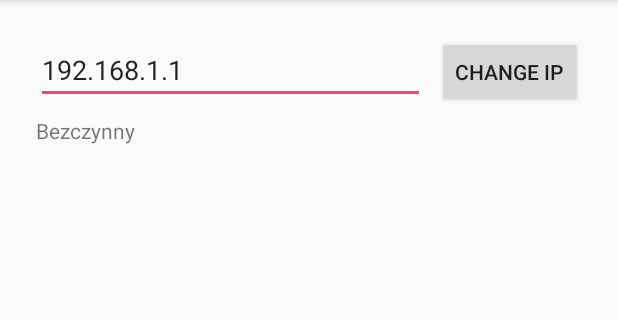
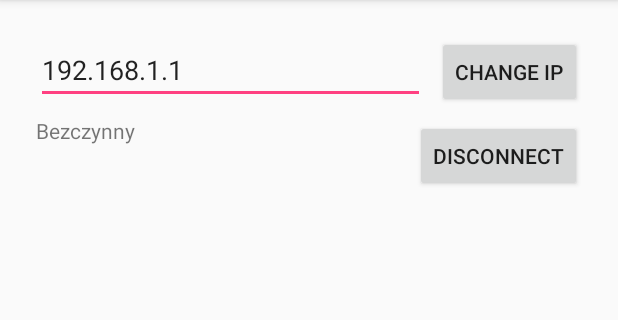
Before and after one commit to jakdor/IOTKettle, an Android app: the screen it shows after launch (MainActivity), on a phone screen of 412 x 824 dp, the part 84-404 px from its top. Run offline under Robolectric (Android 15) with nearby library versions, the phone set to English and light mode, and no system bars; our stand-ins replace Dagger/Hilt's generated code.

Commit message:
add and implemented disconnect button

```diff
--- a/IOTkettle/app/src/main/java/com/jakdor/iotkettle/main/MainActivity.kt
+++ b/IOTkettle/app/src/main/java/com/jakdor/iotkettle/main/MainActivity.kt
@@ -13,6 +13,7 @@ import dagger.android.AndroidInjection
 import javax.inject.Inject
 import android.support.v4.content.LocalBroadcastManager
 import android.app.ActivityManager
+import android.view.View
 
 class MainActivity : AppCompatActivity(), MainContract.MainView {
 
@@ -29,6 +30,7 @@ class MainActivity : AppCompatActivity(), MainContract.MainView {
         preferences = PreferenceManager.getDefaultSharedPreferences(this)
 
         setIpChangedButtonListener()
+        setDisconnectButtonListener()
 
         loadIp()
         presenter.start()
@@ -70,7 +72,7 @@ class MainActivity : AppCompatActivity(), MainContract.MainView {
      * Stop timer displaying elapsed time
      */
     override fun stopTimer() {
-        timerHandler.removeCallbacks(null)
+        timerHandler.removeCallbacks(timerRunnable)
     }
 
     /**
@@ -95,6 +97,13 @@ class MainActivity : AppCompatActivity(), MainContract.MainView {
      */
     override fun setIpChangedButtonListener() {
        changeIpButton.setOnClickListener({ presenter.onIpChanged() })
+    }
+
+    /**
+     * Call [MainPresenter.userDisconnect] on DisconnectButton click
+     */
+    override fun setDisconnectButtonListener() {
+        disconnectButton.setOnClickListener({ presenter.userDisconnect() })
     }
 
     /**
--- a/IOTkettle/app/src/main/java/com/jakdor/iotkettle/main/MainContract.kt
+++ b/IOTkettle/app/src/main/java/com/jakdor/iotkettle/main/MainContract.kt
@@ -9,6 +9,7 @@ interface MainContract {
         fun loadIp()
         fun saveIp(ip: String)
         fun setIpChangedButtonListener()
+        fun setDisconnectButtonListener()
 
         fun startService(ip: String)
         fun changeServiceIp(ip: String)
@@ -31,6 +32,7 @@ interface MainContract {
         fun connected()
         fun connecting()
         fun disconnect()
+        fun userDisconnect()
         fun receive(start: Boolean)
         fun timeCounter()
         fun displayTimer()
--- a/IOTkettle/app/src/main/java/com/jakdor/iotkettle/network/IOTHelper.kt
+++ b/IOTkettle/app/src/main/java/com/jakdor/iotkettle/network/IOTHelper.kt
@@ -25,10 +25,7 @@ class IOTHelper : Thread() {
 
             try {
                 Thread.sleep(10)
-            } catch (e: Exception) {
-                Log.e("Exception", e.message)
-            }
-
+            } catch (e: Exception) {}
         }
     }
 
--- a/IOTkettle/app/src/main/res/layout/activity_main.xml
+++ b/IOTkettle/app/src/main/res/layout/activity_main.xml
@@ -63,4 +63,14 @@
         app:layout_constraintStart_toStartOf="parent"
         app:layout_constraintTop_toBottomOf="@+id/statusTextView" />
 
+    <Button
+        android:id="@+id/disconnectButton"
+        android:layout_width="wrap_content"
+        android:layout_height="wrap_content"
+        android:layout_marginEnd="8dp"
+        android:layout_marginTop="8dp"
+        android:text="@string/disconnect_button"
+        app:layout_constraintEnd_toEndOf="parent"
+        app:layout_constraintTop_toBottomOf="@+id/changeIpButton" />
+
 </android.support.constraint.ConstraintLayout>
--- a/IOTkettle/app/src/main/res/values/strings.xml
+++ b/IOTkettle/app/src/main/res/values/strings.xml
@@ -5,6 +5,7 @@
     <string name="default_ip_string">192.168.1.1</string>
 
     <string name="ip_button">Change IP</string>
+    <string name="disconnect_button">Disconnect</string>
 
     <string name="status_no_connection">Brak połączenia</string>
     <string name="status_connecting">Łączenie…</string>
```
Also changed, not shown: IOTkettle/app/src/main/java/com/jakdor/iotkettle/main/IOTService.kt (+16 -4 lines), IOTkettle/app/src/main/java/com/jakdor/iotkettle/main/MainPresenter.kt (+7 -0 lines).
